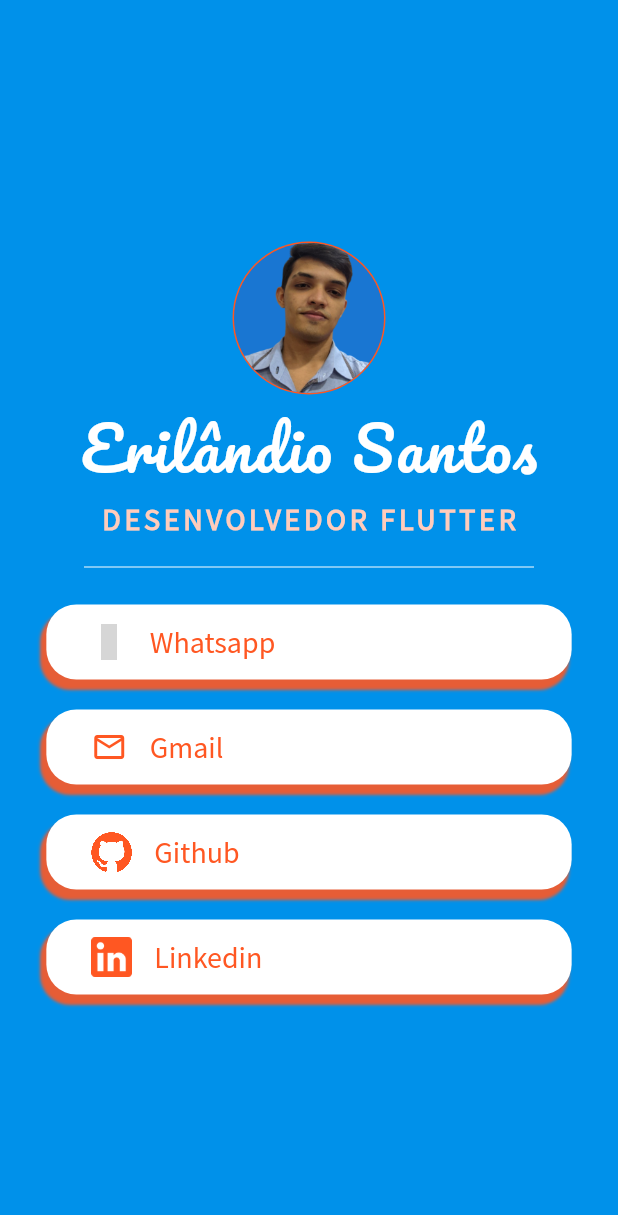
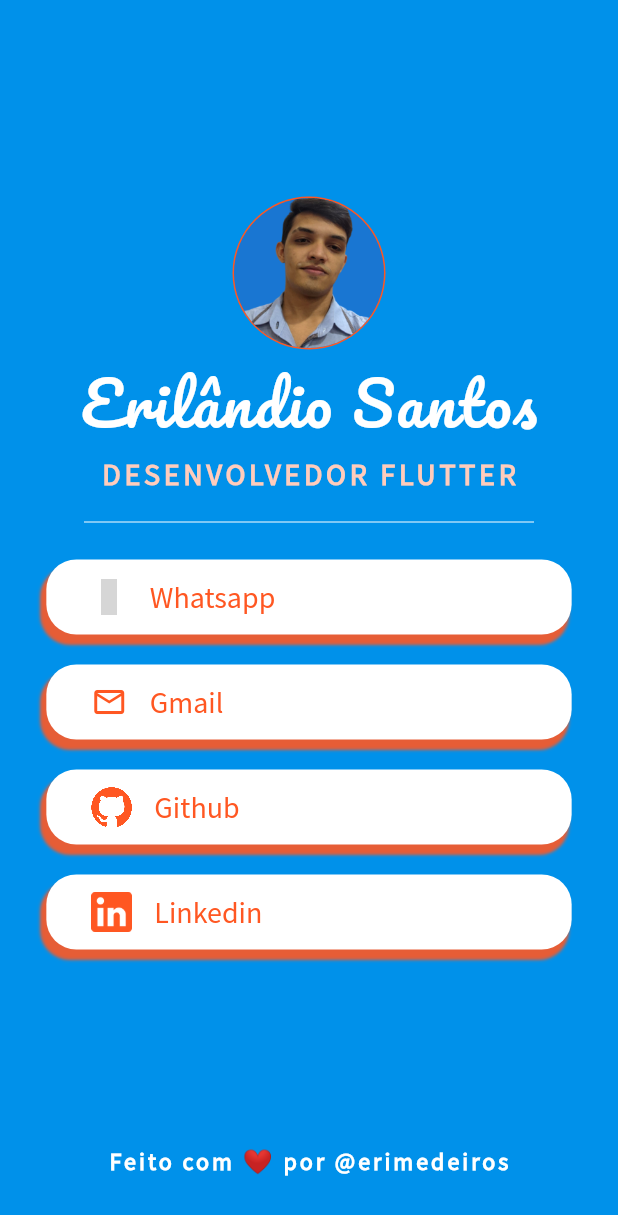
Before and after one commit to e-medeiros1/card_app, a Flutter app: the screen it shows after launch, on a phone screen of 412 x 824 dp. Shown: the top 1215 px of the screen. Run offline on Flutter 3.47's test engine with Material 2 defaults, Android fonts, the phone set to English and light mode, and no system bars; statements that could not run were skipped; grey boxes are pictures that could not be loaded.

Commit message:
Visual implementations

```diff
--- a/lib/card_app.dart
+++ b/lib/card_app.dart
@@ -67,7 +67,9 @@ class _CardAppState extends State<CardApp> {
       backgroundColor: Colors.lightBlueAccent.shade700,
       body: Column(
         mainAxisAlignment: MainAxisAlignment.center,
+        crossAxisAlignment: CrossAxisAlignment.center,
         children: [
+          Spacer(),
           CircleAvatar(
             radius: 51,
             backgroundColor: Colors.deepOrange.shade500,
@@ -164,7 +166,18 @@ class _CardAppState extends State<CardApp> {
                 width: 27,
               ),
             ),
-          )
+          ),
+          const Spacer(),
+          const Padding(
+            padding: EdgeInsets.only(bottom: 40),
+            child: Text('Feito com ❤️ por @erimedeiros',
+                style: TextStyle(
+                    fontFamily: 'SourceSansPro',
+                    fontSize: 16,
+                    color: Colors.white,
+                    fontWeight: FontWeight.bold,
+                    letterSpacing: 2.0)),
+          ),
         ],
       ),
     );
```
